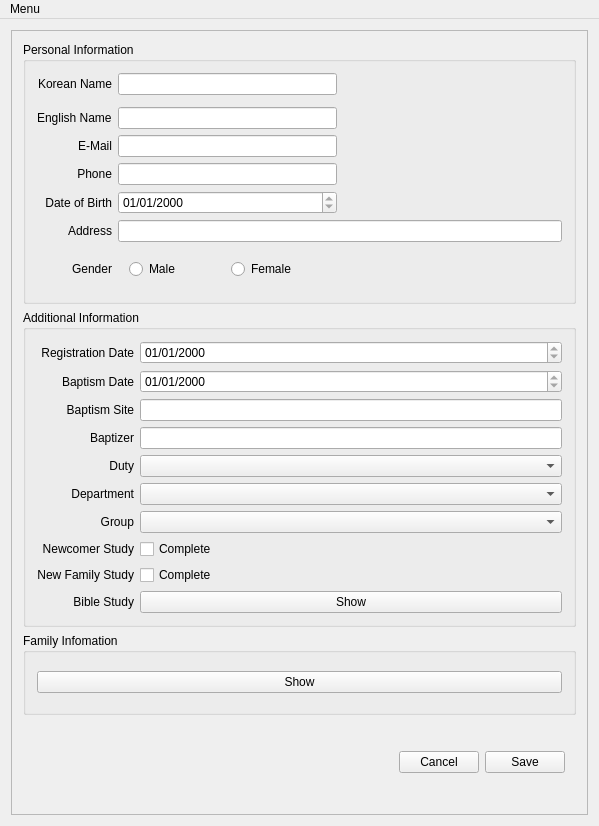
The window that gui/view_member.ui (BoraYang/onnuri) describes before a commit, drawn with Qt 5.
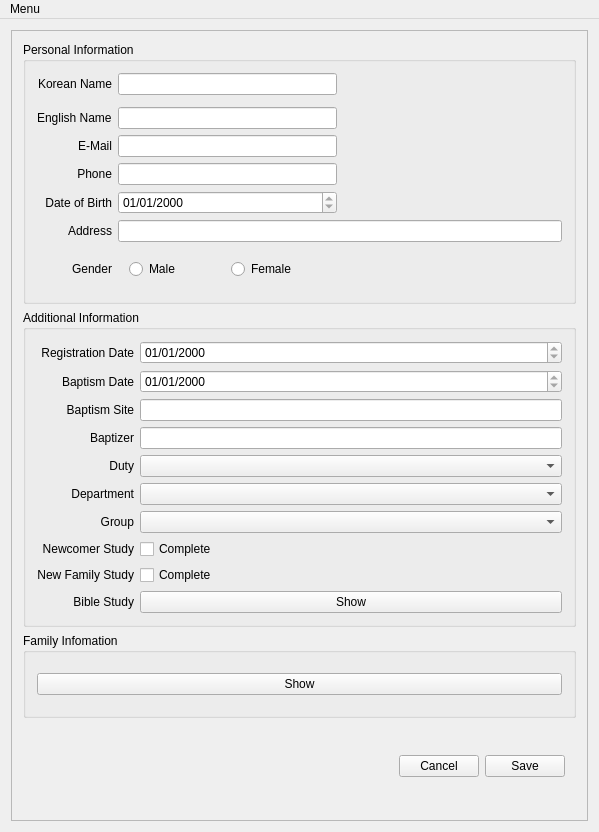
The same window after the commit.

What changed in the file:
```diff
--- a/gui/view_member.ui
+++ b/gui/view_member.ui
@@ -7,7 +7,7 @@
     <x>0</x>
     <y>0</y>
     <width>599</width>
-    <height>826</height>
+    <height>832</height>
    </rect>
   </property>
   <property name="windowTitle">
```
Left out of the diff: 2 changed lines with no effect on the pictures.
